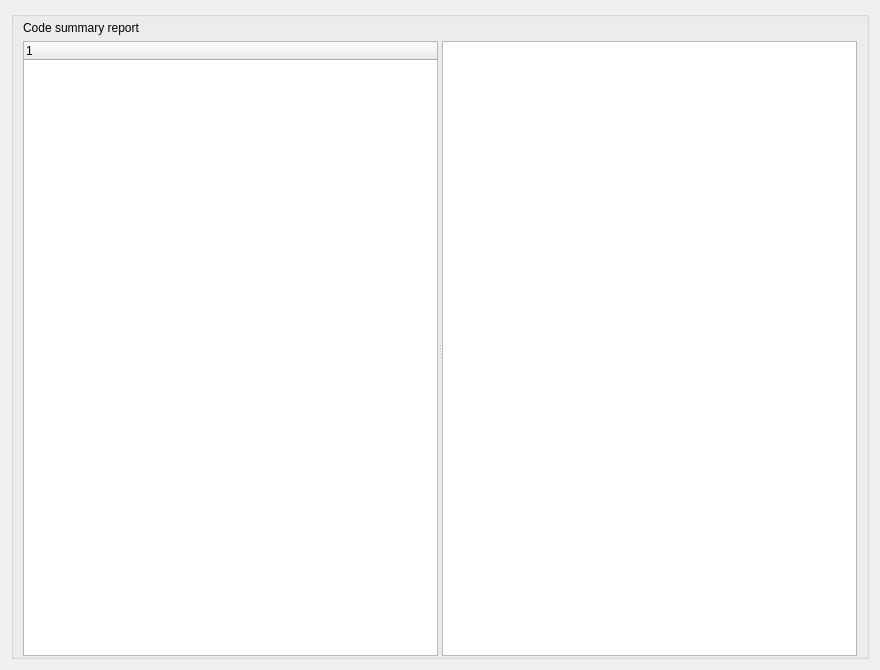
Before: the Qt Designer form GUI_UIs/ui_dialog_report_code_summary.ui in ccbogel/QualCoder, drawn with Qt 5.
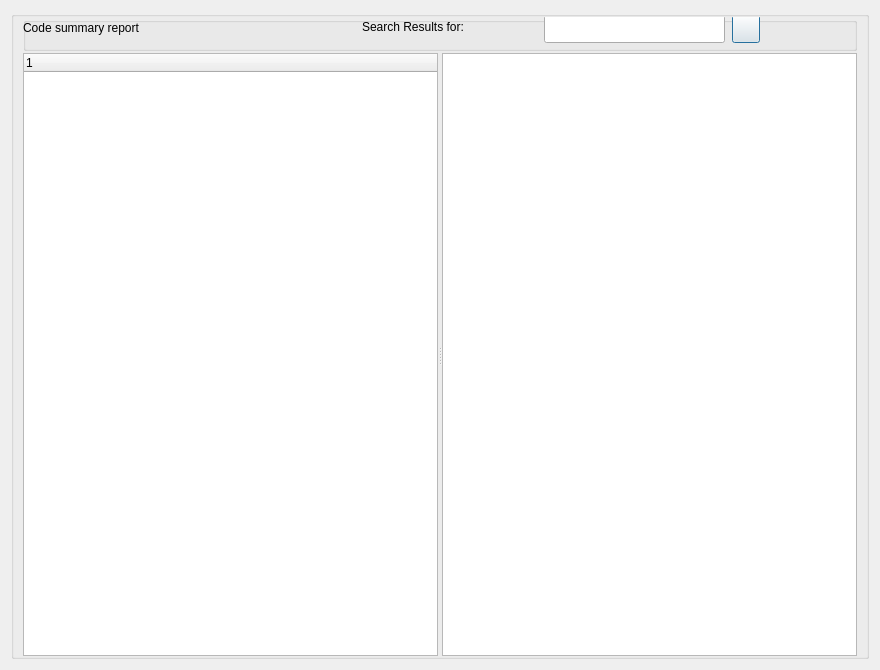
After: the same form once the commit is applied.

```diff
--- a/GUI_UIs/ui_dialog_report_code_summary.ui
+++ b/GUI_UIs/ui_dialog_report_code_summary.ui
@@ -29,25 +29,6 @@
       <property name="verticalSpacing">
        <number>2</number>
       </property>
-      <item row="0" column="0">
-       <widget class="QLabel" name="label_codes">
-        <property name="minimumSize">
-         <size>
-          <width>0</width>
-          <height>22</height>
-         </size>
-        </property>
-        <property name="maximumSize">
-         <size>
-          <width>16777215</width>
-          <height>22</height>
-         </size>
-        </property>
-        <property name="text">
-         <string>Code summary report</string>
-        </property>
-       </widget>
-      </item>
       <item row="1" column="0">
        <widget class="QSplitter" name="splitter">
         <property name="orientation">
@@ -63,6 +44,95 @@
         <widget class="QTextEdit" name="textEdit"/>
        </widget>
       </item>
+      <item row="0" column="0">
+       <widget class="QGroupBox" name="groupBox">
+        <property name="minimumSize">
+         <size>
+          <width>0</width>
+          <height>34</height>
+         </size>
+        </property>
+        <property name="maximumSize">
+         <size>
+          <width>16777215</width>
+          <height>34</height>
+         </size>
+        </property>
+        <property name="title">
+         <string/>
+        </property>
+        <widget class="QPushButton" name="pushButton_search_next">
+         <property name="geometry">
+          <rect>
+           <x>709</x>
+           <y>-2</y>
+           <width>28</width>
+           <height>28</height>
+          </rect>
+         </property>
+         <property name="toolTip">
+          <string>Search for next occurence in results</string>
+         </property>
+         <property name="text">
+          <string/>
+         </property>
+        </widget>
+        <widget class="QLineEdit" name="lineEdit_search_results">
+         <property name="geometry">
+          <rect>
+           <x>521</x>
+           <y>-2</y>
+           <width>181</width>
+           <height>28</height>
+          </rect>
+         </property>
+         <property name="toolTip">
+          <string>Search results for text</string>
+         </property>
+        </widget>
+        <widget class="QLabel" name="label_search_results">
+         <property name="geometry">
+          <rect>
+           <x>339</x>
+           <y>0</y>
+           <width>181</width>
+           <height>20</height>
+          </rect>
+         </property>
+         <property name="text">
+          <string>Search Results for:</string>
+         </property>
+         <property name="wordWrap">
+          <bool>true</bool>
+         </property>
+        </widget>
+        <widget class="QLabel" name="label_codes">
+         <property name="geometry">
+          <rect>
+           <x>0</x>
+           <y>0</y>
+           <width>271</width>
+           <height>22</height>
+          </rect>
+         </property>
+         <property name="minimumSize">
+          <size>
+           <width>0</width>
+           <height>22</height>
+          </size>
+         </property>
+         <property name="maximumSize">
+          <size>
+           <width>16777215</width>
+           <height>22</height>
+          </size>
+         </property>
+         <property name="text">
+          <string>Code summary report</string>
+         </property>
+        </widget>
+       </widget>
+      </item>
      </layout>
     </widget>
    </item>
```
